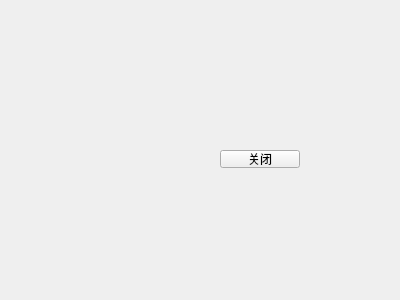
Old version of the form Sudoku/gamewidget.ui in the repository SSDGK/-Qt-.
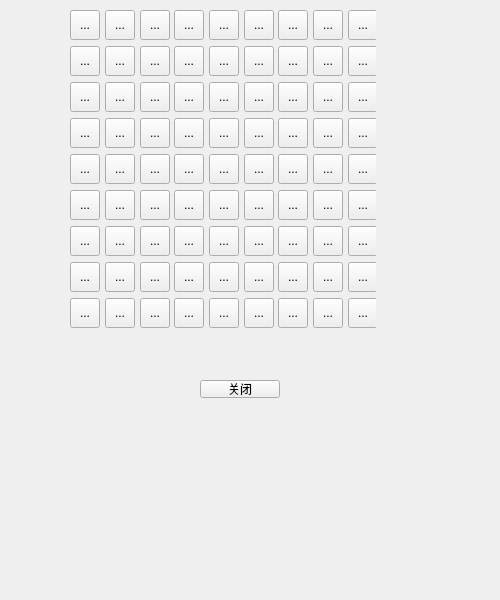
New version of the form.

```diff
--- a/Sudoku/gamewidget.ui
+++ b/Sudoku/gamewidget.ui
@@ -6,8 +6,8 @@
    <rect>
     <x>0</x>
     <y>0</y>
-    <width>400</width>
-    <height>300</height>
+    <width>500</width>
+    <height>600</height>
    </rect>
   </property>
   <property name="windowTitle">
@@ -16,8 +16,8 @@
   <widget class="QPushButton" name="pushButton">
    <property name="geometry">
     <rect>
-     <x>220</x>
-     <y>150</y>
+     <x>200</x>
+     <y>380</y>
      <width>80</width>
      <height>18</height>
     </rect>
@@ -26,6 +26,1593 @@
     <string>关闭</string>
    </property>
   </widget>
+  <widget class="QWidget" name="">
+   <property name="geometry">
+    <rect>
+     <x>70</x>
+     <y>10</y>
+     <width>306</width>
+     <height>322</height>
+    </rect>
+   </property>
+   <layout class="QVBoxLayout" name="verticalLayout">
+    <item>
+     <layout class="QHBoxLayout" name="horizontalLayout">
+      <item>
+       <widget class="QToolButton" name="LA_1">
+        <property name="minimumSize">
+         <size>
+          <width>30</width>
+          <height>30</height>
+         </size>
+        </property>
+        <property name="maximumSize">
+         <size>
+          <width>30</width>
+          <height>30</height>
+         </size>
+        </property>
+        <property name="text">
+         <string>...</string>
+        </property>
+       </widget>
+      </item>
+      <item>
+       <widget class="QToolButton" name="LA_2">
+        <property name="minimumSize">
+         <size>
+          <width>30</width>
+          <height>30</height>
+         </size>
+        </property>
+        <property name="maximumSize">
+         <size>
+          <width>30</width>
+          <height>30</height>
+         </size>
+        </property>
+        <property name="text">
+         <string>...</string>
+        </property>
+       </widget>
+      </item>
+      <item>
+       <widget class="QToolButton" name="LA_3">
+        <property name="minimumSize">
+         <size>
+          <width>30</width>
+          <height>30</height>
+         </size>
+        </property>
+        <property name="maximumSize">
+         <size>
+          <width>30</width>
+          <height>30</height>
+         </size>
+        </property>
+        <property name="text">
+         <string>...</string>
+        </property>
+       </widget>
+      </item>
+      <item>
+       <widget class="QToolButton" name="LA_4">
+        <property name="minimumSize">
+         <size>
+          <width>30</width>
+          <height>30</height>
+         </size>
+        </property>
+        <property name="maximumSize">
+         <size>
+          <width>30</width>
+          <height>30</height>
+         </size>
+        </property>
+        <property name="text">
+         <string>...</string>
+        </property>
+       </widget>
+      </item>
+      <item>
+       <widget class="QToolButton" name="LA_5">
+        <property name="minimumSize">
+         <size>
+          <width>30</width>
+          <height>30</height>
+         </size>
+        </property>
+        <property name="maximumSize">
+         <size>
+          <width>30</width>
+          <height>30</height>
+         </size>
+        </property>
+        <property name="text">
+         <string>...</string>
+        </property>
+       </widget>
+      </item>
+      <item>
+       <widget class="QToolButton" name="LA_6">
+        <property name="minimumSize">
+         <size>
+          <width>30</width>
+          <height>30</height>
+         </size>
+        </property>
+        <property name="maximumSize">
+         <size>
+          <width>30</width>
+          <height>30</height>
+         </size>
+        </property>
+        <property name="text">
+         <string>...</string>
+        </property>
+       </widget>
+      </item>
+      <item>
+       <widget class="QToolButton" name="LA_7">
+        <property name="minimumSize">
+         <size>
+          <width>30</width>
+          <height>30</height>
+         </size>
+        </property>
+        <property name="maximumSize">
+         <size>
+          <width>30</width>
+          <height>30</height>
+         </size>
+        </property>
+        <property name="text">
+         <string>...</string>
+        </property>
+       </widget>
+      </item>
+      <item>
+       <widget class="QToolButton" name="LA_8">
+        <property name="minimumSize">
+         <size>
+          <width>30</width>
+          <height>30</height>
+         </size>
+        </property>
+        <property name="maximumSize">
+         <size>
+          <width>30</width>
+          <height>30</height>
+         </size>
+        </property>
+        <property name="text">
+         <string>...</string>
+        </property>
+       </widget>
+      </item>
+      <item>
+       <widget class="QToolButton" name="LA_9">
+        <property name="minimumSize">
+         <size>
+          <width>30</width>
+          <height>30</height>
+         </size>
+        </property>
+        <property name="maximumSize">
+         <size>
+          <width>30</width>
+          <height>30</height>
+         </size>
+        </property>
+        <property name="text">
+         <string>...</string>
+        </property>
+       </widget>
+      </item>
+     </layout>
+    </item>
+    <item>
+     <layout class="QHBoxLayout" name="horizontalLayout_2">
+      <item>
+       <widget class="QToolButton" name="LB_1">
+        <property name="minimumSize">
+         <size>
+          <width>30</width>
+          <height>30</height>
+         </size>
+        </property>
+        <property name="maximumSize">
+         <size>
+          <width>30</width>
+          <height>30</height>
+         </size>
+        </property>
+        <property name="text">
+         <string>...</string>
+        </property>
+       </widget>
+      </item>
+      <item>
+       <widget class="QToolButton" name="LB_2">
+        <property name="minimumSize">
+         <size>
+          <width>30</width>
+          <height>30</height>
+         </size>
+        </property>
+        <property name="maximumSize">
+         <size>
+          <width>30</width>
+          <height>30</height>
+         </size>
+        </property>
+        <property name="text">
+         <string>...</string>
+        </property>
+       </widget>
+      </item>
+      <item>
+       <widget class="QToolButton" name="LB_3">
+        <property name="minimumSize">
+         <size>
+          <width>30</width>
+          <height>30</height>
+         </size>
+        </property>
+        <property name="maximumSize">
+         <size>
+          <width>30</width>
+          <height>30</height>
+         </size>
+        </property>
+        <property name="text">
+         <string>...</string>
+        </property>
+       </widget>
+      </item>
+      <item>
+       <widget class="QToolButton" name="LB_4">
+        <property name="minimumSize">
+         <size>
+          <width>30</width>
+          <height>30</height>
+         </size>
+        </property>
+        <property name="maximumSize">
+         <size>
+          <width>30</width>
+          <height>30</height>
+         </size>
+        </property>
+        <property name="text">
+         <string>...</string>
+        </property>
+       </widget>
+      </item>
+      <item>
+       <widget class="QToolButton" name="LB_5">
+        <property name="minimumSize">
+         <size>
+          <width>30</width>
+          <height>30</height>
+         </size>
+        </property>
+        <property name="maximumSize">
+         <size>
+          <width>30</width>
+          <height>30</height>
+         </size>
+        </property>
+        <property name="text">
+         <string>...</string>
+        </property>
+       </widget>
+      </item>
+      <item>
+       <widget class="QToolButton" name="LB_6">
+        <property name="minimumSize">
+         <size>
+          <width>30</width>
+          <height>30</height>
+         </size>
+        </property>
+        <property name="maximumSize">
+         <size>
+          <width>30</width>
+          <height>30</height>
+         </size>
+        </property>
+        <property name="text">
+         <string>...</string>
+        </property>
+       </widget>
+      </item>
+      <item>
+       <widget class="QToolButton" name="LB_7">
+        <property name="minimumSize">
+         <size>
+          <width>30</width>
+          <height>30</height>
+         </size>
+        </property>
+        <property name="maximumSize">
+         <size>
+          <width>30</width>
+          <height>30</height>
+         </size>
+        </property>
+        <property name="text">
+         <string>...</string>
+        </property>
+       </widget>
+      </item>
+      <item>
+       <widget class="QToolButton" name="LB_8">
+        <property name="minimumSize">
+         <size>
+          <width>30</width>
+          <height>30</height>
+         </size>
+        </property>
+        <property name="maximumSize">
+         <size>
+          <width>30</width>
+          <height>30</height>
+         </size>
+        </property>
+        <property name="text">
+         <string>...</string>
+        </property>
+       </widget>
+      </item>
+      <item>
+       <widget class="QToolButton" name="LB_9">
+        <property name="minimumSize">
+         <size>
+          <width>30</width>
+          <height>30</height>
+         </size>
+        </property>
+        <property name="maximumSize">
+         <size>
+          <width>30</width>
+          <height>30</height>
+         </size>
+        </property>
+        <property name="text">
+         <string>...</string>
+        </property>
+       </widget>
+      </item>
+     </layout>
+    </item>
+    <item>
+     <layout class="QHBoxLayout" name="horizontalLayout_3">
+      <item>
+       <widget class="QToolButton" name="LC_1">
+        <property name="minimumSize">
+         <size>
+          <width>30</width>
+          <height>30</height>
+         </size>
+        </property>
+        <property name="maximumSize">
+         <size>
+          <width>30</width>
+          <height>30</height>
+         </size>
+        </property>
+        <property name="text">
+         <string>...</string>
+        </property>
+       </widget>
+      </item>
+      <item>
+       <widget class="QToolButton" name="LC_2">
+        <property name="minimumSize">
+         <size>
+          <width>30</width>
+          <height>30</height>
+         </size>
+        </property>
+        <property name="maximumSize">
+         <size>
+          <width>30</width>
+          <height>30</height>
+         </size>
+        </property>
+        <property name="text">
+         <string>...</string>
+        </property>
+       </widget>
+      </item>
+      <item>
+       <widget class="QToolButton" name="LC_3">
+        <property name="minimumSize">
+         <size>
+          <width>30</width>
+          <height>30</height>
+         </size>
+        </property>
+        <property name="maximumSize">
+         <size>
+          <width>30</width>
+          <height>30</height>
+         </size>
+        </property>
+        <property name="text">
+         <string>...</string>
+        </property>
+       </widget>
+      </item>
+      <item>
+       <widget class="QToolButton" name="LC_4">
+        <property name="minimumSize">
+         <size>
+          <width>30</width>
+          <height>30</height>
+         </size>
+        </property>
+        <property name="maximumSize">
+         <size>
+          <width>30</width>
+          <height>30</height>
+         </size>
+        </property>
+        <property name="text">
+         <string>...</string>
+        </property>
+       </widget>
+      </item>
+      <item>
+       <widget class="QToolButton" name="LC_5">
+        <property name="minimumSize">
+         <size>
+          <width>30</width>
+          <height>30</height>
+         </size>
+        </property>
+        <property name="maximumSize">
+         <size>
+          <width>30</width>
+          <height>30</height>
+         </size>
+        </property>
+        <property name="text">
+         <string>...</string>
+        </property>
+       </widget>
+      </item>
+      <item>
+       <widget class="QToolButton" name="LC_6">
+        <property name="minimumSize">
+         <size>
+          <width>30</width>
+          <height>30</height>
+         </size>
+        </property>
+        <property name="maximumSize">
+         <size>
+          <width>30</width>
+          <height>30</height>
+         </size>
+        </property>
+        <property name="text">
+         <string>...</string>
+        </property>
+       </widget>
+      </item>
+      <item>
+       <widget class="QToolButton" name="LC_7">
+        <property name="minimumSize">
+         <size>
+          <width>30</width>
+          <height>30</height>
+         </size>
+        </property>
+        <property name="maximumSize">
+         <size>
+          <width>30</width>
+          <height>30</height>
+         </size>
+        </property>
+        <property name="text">
+         <string>...</string>
+        </property>
+       </widget>
+      </item>
+      <item>
+       <widget class="QToolButton" name="LC_8">
+        <property name="minimumSize">
+         <size>
+          <width>30</width>
+          <height>30</height>
+         </size>
+        </property>
+        <property name="maximumSize">
+         <size>
+          <width>30</width>
+          <height>30</height>
+         </size>
+        </property>
+        <property name="text">
+         <string>...</string>
+        </property>
+       </widget>
+      </item>
+      <item>
+       <widget class="QToolButton" name="LC_9">
+        <property name="minimumSize">
+         <size>
+          <width>30</width>
+          <height>30</height>
+         </size>
+        </property>
+        <property name="maximumSize">
+         <size>
+          <width>30</width>
+          <height>30</height>
+         </size>
+        </property>
+        <property name="text">
+         <string>...</string>
+        </property>
+       </widget>
+      </item>
+     </layout>
+    </item>
+    <item>
+     <layout class="QHBoxLayout" name="horizontalLayout_4">
+      <item>
+       <widget class="QToolButton" name="LD_1">
+        <property name="minimumSize">
+         <size>
+          <width>30</width>
+          <height>30</height>
+         </size>
+        </property>
+        <property name="maximumSize">
+         <size>
+          <width>30</width>
+          <height>30</height>
+         </size>
+        </property>
+        <property name="text">
+         <string>...</string>
+        </property>
+       </widget>
+      </item>
+      <item>
+       <widget class="QToolButton" name="LD_2">
+        <property name="minimumSize">
+         <size>
+          <width>30</width>
+          <height>30</height>
+         </size>
+        </property>
+        <property name="maximumSize">
+         <size>
+          <width>30</width>
+          <height>30</height>
+         </size>
+        </property>
+        <property name="text">
+         <string>...</string>
+        </property>
+       </widget>
+      </item>
+      <item>
+       <widget class="QToolButton" name="LD_3">
+        <property name="minimumSize">
+         <size>
+          <width>30</width>
+          <height>30</height>
+         </size>
+        </property>
+        <property name="maximumSize">
+         <size>
+          <width>30</width>
+          <height>30</height>
+         </size>
+        </property>
+        <property name="text">
+         <string>...</string>
+        </property>
+       </widget>
+      </item>
+      <item>
+       <widget class="QToolButton" name="LD_4">
+        <property name="minimumSize">
+         <size>
+          <width>30</width>
+          <height>30</height>
+         </size>
+        </property>
+        <property name="maximumSize">
+         <size>
+          <width>30</width>
+          <height>30</height>
+         </size>
+        </property>
+        <property name="text">
+         <string>...</string>
+        </property>
+       </widget>
+      </item>
+      <item>
+       <widget class="QToolButton" name="LD_5">
+        <property name="minimumSize">
+         <size>
+          <width>30</width>
+          <height>30</height>
+         </size>
+        </property>
+        <property name="maximumSize">
+         <size>
+          <width>30</width>
+          <height>30</height>
+         </size>
+        </property>
+        <property name="text">
+         <string>...</string>
+        </property>
+       </widget>
+      </item>
+      <item>
+       <widget class="QToolButton" name="LD_6">
+        <property name="minimumSize">
+         <size>
+          <width>30</width>
+          <height>30</height>
+         </size>
+        </property>
+        <property name="maximumSize">
+         <size>
+          <width>30</width>
+          <height>30</height>
+         </size>
+        </property>
+        <property name="text">
+         <string>...</string>
+        </property>
+       </widget>
+      </item>
+      <item>
+       <widget class="QToolButton" name="LD_7">
+        <property name="minimumSize">
+         <size>
+          <width>30</width>
+          <height>30</height>
+         </size>
+        </property>
+        <property name="maximumSize">
+         <size>
+          <width>30</width>
+          <height>30</height>
+         </size>
+        </property>
+        <property name="text">
+         <string>...</string>
+        </property>
+       </widget>
+      </item>
+      <item>
+       <widget class="QToolButton" name="LD_8">
+        <property name="minimumSize">
+         <size>
+          <width>30</width>
+          <height>30</height>
+         </size>
+        </property>
+        <property name="maximumSize">
+         <size>
+          <width>30</width>
+          <height>30</height>
+         </size>
+        </property>
+        <property name="text">
+         <string>...</string>
+        </property>
+       </widget>
+      </item>
+      <item>
+       <widget class="QToolButton" name="LD_9">
+        <property name="minimumSize">
+         <size>
+          <width>30</width>
+          <height>30</height>
+         </size>
+        </property>
+        <property name="maximumSize">
+         <size>
+          <width>30</width>
+          <height>30</height>
+         </size>
+        </property>
+        <property name="text">
+         <string>...</string>
+        </property>
+       </widget>
+      </item>
+     </layout>
+    </item>
+    <item>
+     <layout class="QHBoxLayout" name="horizontalLayout_5">
+      <item>
+       <widget class="QToolButton" name="LE_1">
+        <property name="minimumSize">
+         <size>
+          <width>30</width>
+          <height>30</height>
+         </size>
+        </property>
+        <property name="maximumSize">
+         <size>
+          <width>30</width>
+          <height>30</height>
+         </size>
+        </property>
+        <property name="text">
+         <string>...</string>
+        </property>
+       </widget>
+      </item>
+      <item>
+       <widget class="QToolButton" name="LE_2">
+        <property name="minimumSize">
+         <size>
+          <width>30</width>
+          <height>30</height>
+         </size>
+        </property>
+        <property name="maximumSize">
+         <size>
+          <width>30</width>
+          <height>30</height>
+         </size>
+        </property>
+        <property name="text">
+         <string>...</string>
+        </property>
+       </widget>
+      </item>
+      <item>
+       <widget class="QToolButton" name="LE_3">
+        <property name="minimumSize">
+         <size>
+          <width>30</width>
+          <height>30</height>
+         </size>
+        </property>
+        <property name="maximumSize">
+         <size>
+          <width>30</width>
+          <height>30</height>
+         </size>
+        </property>
+        <property name="text">
+         <string>...</string>
+        </property>
+       </widget>
+      </item>
+      <item>
+       <widget class="QToolButton" name="LE_4">
+        <property name="minimumSize">
+         <size>
+          <width>30</width>
+          <height>30</height>
+         </size>
+        </property>
+        <property name="maximumSize">
+         <size>
+          <width>30</width>
+          <height>30</height>
+         </size>
+        </property>
+        <property name="text">
+         <string>...</string>
+        </property>
+       </widget>
+      </item>
+      <item>
+       <widget class="QToolButton" name="LE_5">
+        <property name="minimumSize">
+         <size>
+          <width>30</width>
+          <height>30</height>
+         </size>
+        </property>
+        <property name="maximumSize">
+         <size>
+          <width>30</width>
+          <height>30</height>
+         </size>
+        </property>
+        <property name="text">
+         <string>...</string>
+        </property>
+       </widget>
+      </item>
+      <item>
+       <widget class="QToolButton" name="LE_6">
+        <property name="minimumSize">
+         <size>
+          <width>30</width>
+          <height>30</height>
+         </size>
+        </property>
+        <property name="maximumSize">
+         <size>
+          <width>30</width>
+          <height>30</height>
+         </size>
+        </property>
+        <property name="text">
+         <string>...</string>
+        </property>
+       </widget>
+      </item>
+      <item>
+       <widget class="QToolButton" name="LE_7">
+        <property name="minimumSize">
+         <size>
+          <width>30</width>
+          <height>30</height>
+         </size>
+        </property>
+        <property name="maximumSize">
+         <size>
+          <width>30</width>
+          <height>30</height>
+         </size>
+        </property>
+        <property name="text">
+         <string>...</string>
+        </property>
+       </widget>
+      </item>
+      <item>
+       <widget class="QToolButton" name="LE_8">
+        <property name="minimumSize">
+         <size>
+          <width>30</width>
+          <height>30</height>
+         </size>
+        </property>
+        <property name="maximumSize">
+         <size>
+          <width>30</width>
+          <height>30</height>
+         </size>
+        </property>
+        <property name="text">
+         <string>...</string>
+        </property>
+       </widget>
+      </item>
+      <item>
+       <widget class="QToolButton" name="LE_9">
+        <property name="minimumSize">
+         <size>
+          <width>30</width>
+          <height>30</height>
+         </size>
+        </property>
+        <property name="maximumSize">
+         <size>
+          <width>30</width>
+          <height>30</height>
+         </size>
+        </property>
+        <property name="text">
+         <string>...</string>
+        </property>
+       </widget>
+      </item>
+     </layout>
+    </item>
+    <item>
+     <layout class="QHBoxLayout" name="horizontalLayout_6">
+      <item>
+       <widget class="QToolButton" name="LF_1">
+        <property name="minimumSize">
+         <size>
+          <width>30</width>
+          <height>30</height>
+         </size>
+        </property>
+        <property name="maximumSize">
+         <size>
+          <width>30</width>
+          <height>30</height>
+         </size>
+        </property>
+        <property name="text">
+         <string>...</string>
+        </property>
+       </widget>
+      </item>
+      <item>
+       <widget class="QToolButton" name="LF_2">
+        <property name="minimumSize">
+         <size>
+          <width>30</width>
+          <height>30</height>
+         </size>
+        </property>
+        <property name="maximumSize">
+         <size>
+          <width>30</width>
+          <height>30</height>
+         </size>
+        </property>
+        <property name="text">
+         <string>...</string>
+        </property>
+       </widget>
+      </item>
+      <item>
+       <widget class="QToolButton" name="LF_3">
+        <property name="minimumSize">
+         <size>
+          <width>30</width>
+          <height>30</height>
+         </size>
+        </property>
+        <property name="maximumSize">
+         <size>
+          <width>30</width>
+          <height>30</height>
+         </size>
+        </property>
+        <property name="text">
+         <string>...</string>
+        </property>
+       </widget>
+      </item>
+      <item>
+       <widget class="QToolButton" name="LF_4">
+        <property name="minimumSize">
+         <size>
+          <width>30</width>
+          <height>30</height>
+         </size>
+        </property>
+        <property name="maximumSize">
+         <size>
+          <width>30</width>
+          <height>30</height>
+         </size>
+        </property>
+        <property name="text">
+         <string>...</string>
+        </property>
+       </widget>
+      </item>
+      <item>
+       <widget class="QToolButton" name="LF_5">
+        <property name="minimumSize">
+         <size>
+          <width>30</width>
+          <height>30</height>
+         </size>
+        </property>
+        <property name="maximumSize">
+         <size>
+          <width>30</width>
+          <height>30</height>
+         </size>
+        </property>
+        <property name="text">
+         <string>...</string>
+        </property>
+       </widget>
+      </item>
+      <item>
+       <widget class="QToolButton" name="LF_6">
+        <property name="minimumSize">
+         <size>
+          <width>30</width>
+          <height>30</height>
+         </size>
+        </property>
+        <property name="maximumSize">
+         <size>
+          <width>30</width>
+          <height>30</height>
+         </size>
+        </property>
+        <property name="text">
+         <string>...</string>
+        </property>
+       </widget>
+      </item>
+      <item>
+       <widget class="QToolButton" name="LF_7">
+        <property name="minimumSize">
+         <size>
+          <width>30</width>
+          <height>30</height>
+         </size>
+        </property>
+        <property name="maximumSize">
+         <size>
+          <width>30</width>
+          <height>30</height>
+         </size>
+        </property>
+        <property name="text">
+         <string>...</string>
+        </property>
+       </widget>
+      </item>
+      <item>
+       <widget class="QToolButton" name="LF_8">
+        <property name="minimumSize">
+         <size>
+          <width>30</width>
+          <height>30</height>
+         </size>
+        </property>
+        <property name="maximumSize">
+         <size>
+          <width>30</width>
+          <height>30</height>
+         </size>
+        </property>
+        <property name="text">
+         <string>...</string>
+        </property>
+       </widget>
+      </item>
+      <item>
+       <widget class="QToolButton" name="LF_9">
+        <property name="minimumSize">
+         <size>
+          <width>30</width>
+          <height>30</height>
+         </size>
+        </property>
+        <property name="maximumSize">
+         <size>
+          <width>30</width>
+          <height>30</height>
+         </size>
+        </property>
+        <property name="text">
+         <string>...</string>
+        </property>
+       </widget>
+      </item>
+     </layout>
+    </item>
+    <item>
+     <layout class="QHBoxLayout" name="horizontalLayout_7">
+      <item>
+       <widget class="QToolButton" name="LG_1">
+        <property name="minimumSize">
+         <size>
+          <width>30</width>
+          <height>30</height>
+         </size>
+        </property>
+        <property name="maximumSize">
+         <size>
+          <width>30</width>
+          <height>30</height>
+         </size>
+        </property>
+        <property name="text">
+         <string>...</string>
+        </property>
+       </widget>
+      </item>
+      <item>
+       <widget class="QToolButton" name="LG_2">
+        <property name="minimumSize">
+         <size>
+          <width>30</width>
+          <height>30</height>
+         </size>
+        </property>
+        <property name="maximumSize">
+         <size>
+          <width>30</width>
+          <height>30</height>
+         </size>
+        </property>
+        <property name="text">
+         <string>...</string>
+        </property>
+       </widget>
+      </item>
+      <item>
+       <widget class="QToolButton" name="LG_3">
+        <property name="minimumSize">
+         <size>
+          <width>30</width>
+          <height>30</height>
+         </size>
+        </property>
+        <property name="maximumSize">
+         <size>
+          <width>30</width>
+          <height>30</height>
+         </size>
+        </property>
+        <property name="text">
+         <string>...</string>
+        </property>
+       </widget>
+      </item>
+      <item>
+       <widget class="QToolButton" name="LG_4">
+        <property name="minimumSize">
+         <size>
+          <width>30</width>
+          <height>30</height>
+         </size>
+        </property>
+        <property name="maximumSize">
+         <size>
+          <width>30</width>
+          <height>30</height>
+         </size>
+        </property>
+        <property name="text">
+         <string>...</string>
+        </property>
+       </widget>
+      </item>
+      <item>
+       <widget class="QToolButton" name="LG_5">
+        <property name="minimumSize">
+         <size>
+          <width>30</width>
+          <height>30</height>
+         </size>
+        </property>
+        <property name="maximumSize">
+         <size>
+          <width>30</width>
+          <height>30</height>
+         </size>
+        </property>
+        <property name="text">
+         <string>...</string>
+        </property>
+       </widget>
+      </item>
+      <item>
+       <widget class="QToolButton" name="LG_6">
+        <property name="minimumSize">
+         <size>
+          <width>30</width>
+          <height>30</height>
+         </size>
+        </property>
+        <property name="maximumSize">
+         <size>
+          <width>30</width>
+          <height>30</height>
+         </size>
+        </property>
+        <property name="text">
+         <string>...</string>
+        </property>
+       </widget>
+      </item>
+      <item>
+       <widget class="QToolButton" name="LG_7">
+        <property name="minimumSize">
+         <size>
+          <width>30</width>
+          <height>30</height>
+         </size>
+        </property>
+        <property name="maximumSize">
+         <size>
+          <width>30</width>
+          <height>30</height>
+         </size>
+        </property>
+        <property name="text">
+         <string>...</string>
+        </property>
+       </widget>
+      </item>
+      <item>
+       <widget class="QToolButton" name="LG_8">
+        <property name="minimumSize">
+         <size>
+          <width>30</width>
+          <height>30</height>
+         </size>
+        </property>
+        <property name="maximumSize">
+         <size>
+          <width>30</width>
+          <height>30</height>
+         </size>
+        </property>
+        <property name="text">
+         <string>...</string>
+        </property>
+       </widget>
+      </item>
+      <item>
+       <widget class="QToolButton" name="LG_9">
+        <property name="minimumSize">
+         <size>
+          <width>30</width>
+          <height>30</height>
+         </size>
+        </property>
+        <property name="maximumSize">
+         <size>
+          <width>30</width>
+          <height>30</height>
+         </size>
+        </property>
+        <property name="text">
+         <string>...</string>
+        </property>
+       </widget>
+      </item>
+     </layout>
+    </item>
+    <item>
+     <layout class="QHBoxLayout" name="horizontalLayout_8">
+      <item>
+       <widget class="QToolButton" name="LH_1">
+        <property name="minimumSize">
+         <size>
+          <width>30</width>
+          <height>30</height>
+         </size>
+        </property>
+        <property name="maximumSize">
+         <size>
+          <width>30</width>
+          <height>30</height>
+         </size>
+        </property>
+        <property name="text">
+         <string>...</string>
+        </property>
+       </widget>
+      </item>
+      <item>
+       <widget class="QToolButton" name="LH_2">
+        <property name="minimumSize">
+         <size>
+          <width>30</width>
+          <height>30</height>
+         </size>
+        </property>
+        <property name="maximumSize">
+         <size>
+          <width>30</width>
+          <height>30</height>
+         </size>
+        </property>
+        <property name="text">
+         <string>...</string>
+        </property>
+       </widget>
+      </item>
+      <item>
+       <widget class="QToolButton" name="LH_3">
+        <property name="minimumSize">
+         <size>
+          <width>30</width>
+          <height>30</height>
+         </size>
+        </property>
+        <property name="maximumSize">
+         <size>
+          <width>30</width>
+          <height>30</height>
+         </size>
+        </property>
+        <property name="text">
+         <string>...</string>
+        </property>
+       </widget>
+      </item>
+      <item>
+       <widget class="QToolButton" name="LH_4">
+        <property name="minimumSize">
+         <size>
+          <width>30</width>
+          <height>30</height>
+         </size>
+        </property>
+        <property name="maximumSize">
+         <size>
+          <width>30</width>
+          <height>30</height>
+         </size>
+        </property>
+        <property name="text">
+         <string>...</string>
+        </property>
+       </widget>
+      </item>
+      <item>
+       <widget class="QToolButton" name="LH_5">
+        <property name="minimumSize">
+         <size>
+          <width>30</width>
+          <height>30</height>
+         </size>
+        </property>
+        <property name="maximumSize">
+         <size>
+          <width>30</width>
+          <height>30</height>
+         </size>
+        </property>
+        <property name="text">
+         <string>...</string>
+        </property>
+       </widget>
+      </item>
+      <item>
+       <widget class="QToolButton" name="LH_6">
+        <property name="minimumSize">
+         <size>
+          <width>30</width>
+          <height>30</height>
+         </size>
+        </property>
+        <property name="maximumSize">
+         <size>
+          <width>30</width>
+          <height>30</height>
+         </size>
+        </property>
+        <property name="text">
+         <string>...</string>
+        </property>
+       </widget>
+      </item>
+      <item>
+       <widget class="QToolButton" name="LH_7">
+        <property name="minimumSize">
+         <size>
+          <width>30</width>
+          <height>30</height>
+         </size>
+        </property>
+        <property name="maximumSize">
+         <size>
+          <width>30</width>
+          <height>30</height>
+         </size>
+        </property>
+        <property name="text">
+         <string>...</string>
+        </property>
+       </widget>
+      </item>
+      <item>
+       <widget class="QToolButton" name="LH_8">
+        <property name="minimumSize">
+         <size>
+          <width>30</width>
+          <height>30</height>
+         </size>
+        </property>
+        <property name="maximumSize">
+         <size>
+          <width>30</width>
+          <height>30</height>
+         </size>
+        </property>
+        <property name="text">
+         <string>...</string>
+        </property>
+       </widget>
+      </item>
+      <item>
+       <widget class="QToolButton" name="LH_9">
+        <property name="minimumSize">
+         <size>
+          <width>30</width>
+          <height>30</height>
+         </size>
+        </property>
+        <property name="maximumSize">
+         <size>
+          <width>30</width>
+          <height>30</height>
+         </size>
+        </property>
+        <property name="text">
+         <string>...</string>
+        </property>
+       </widget>
+      </item>
+     </layout>
+    </item>
+    <item>
+     <layout class="QHBoxLayout" name="horizontalLayout_9">
+      <item>
+       <widget class="QToolButton" name="LI_1">
+        <property name="minimumSize">
+         <size>
+          <width>30</width>
+          <height>30</height>
+         </size>
+        </property>
+        <property name="maximumSize">
+         <size>
+          <width>30</width>
+          <height>30</height>
+         </size>
+        </property>
+        <property name="text">
+         <string>...</string>
+        </property>
+       </widget>
+      </item>
+      <item>
+       <widget class="QToolButton" name="LI_2">
+        <property name="minimumSize">
+         <size>
+          <width>30</width>
+          <height>30</height>
+         </size>
+        </property>
+        <property name="maximumSize">
+         <size>
+          <width>30</width>
+          <height>30</height>
+         </size>
+        </property>
+        <property name="text">
+         <string>...</string>
+        </property>
+       </widget>
+      </item>
+      <item>
+       <widget class="QToolButton" name="LI_3">
+        <property name="minimumSize">
+         <size>
+          <width>30</width>
+          <height>30</height>
+         </size>
+        </property>
+        <property name="maximumSize">
+         <size>
+          <width>30</width>
+          <height>30</height>
+         </size>
+        </property>
+        <property name="text">
+         <string>...</string>
+        </property>
+       </widget>
+      </item>
+      <item>
+       <widget class="QToolButton" name="LI_4">
+        <property name="minimumSize">
+         <size>
+          <width>30</width>
+          <height>30</height>
+         </size>
+        </property>
+        <property name="maximumSize">
+         <size>
+          <width>30</width>
+          <height>30</height>
+         </size>
+        </property>
+        <property name="text">
+         <string>...</string>
+        </property>
+       </widget>
+      </item>
+      <item>
+       <widget class="QToolButton" name="LI_5">
+        <property name="minimumSize">
+         <size>
+          <width>30</width>
+          <height>30</height>
+         </size>
+        </property>
+        <property name="maximumSize">
+         <size>
+          <width>30</width>
+          <height>30</height>
+         </size>
+        </property>
+        <property name="text">
+         <string>...</string>
+        </property>
+       </widget>
+      </item>
+      <item>
+       <widget class="QToolButton" name="LI_6">
+        <property name="minimumSize">
+         <size>
+          <width>30</width>
+          <height>30</height>
+         </size>
+        </property>
+        <property name="maximumSize">
+         <size>
+          <width>30</width>
+          <height>30</height>
+         </size>
+        </property>
+        <property name="text">
+         <string>...</string>
+        </property>
+       </widget>
+      </item>
+      <item>
+       <widget class="QToolButton" name="LI_7">
+        <property name="minimumSize">
+         <size>
+          <width>30</width>
+          <height>30</height>
+         </size>
+        </property>
+        <property name="maximumSize">
+         <size>
+          <width>30</width>
+          <height>30</height>
+         </size>
+        </property>
+        <property name="text">
+         <string>...</string>
+        </property>
+       </widget>
+      </item>
+      <item>
+       <widget class="QToolButton" name="LI_8">
+        <property name="minimumSize">
+         <size>
+          <width>30</width>
+          <height>30</height>
+         </size>
+        </property>
+        <property name="maximumSize">
+         <size>
+          <width>30</width>
+          <height>30</height>
+         </size>
+        </property>
+        <property name="text">
+         <string>...</string>
+        </property>
+       </widget>
+      </item>
+      <item>
+       <widget class="QToolButton" name="LI_9">
+        <property name="minimumSize">
+         <size>
+          <width>30</width>
+          <height>30</height>
+         </size>
+        </property>
+        <property name="maximumSize">
+         <size>
+          <width>30</width>
+          <height>30</height>
+         </size>
+        </property>
+        <property name="text">
+         <string>...</string>
+        </property>
+       </widget>
+      </item>
+     </layout>
+    </item>
+   </layout>
+  </widget>
  </widget>
  <resources/>
  <connections/>
```
